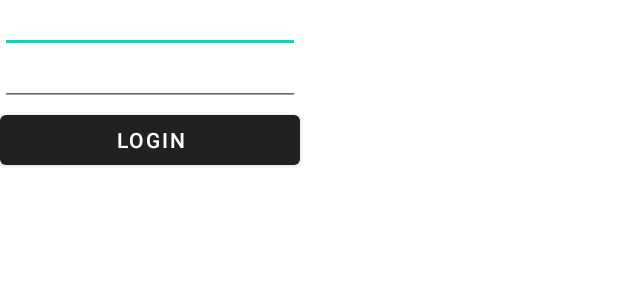
After one commit to mmemon21/FitnessApp, an Android app: the layout activity_login.xml on its own in the app's theme, with its tools: preview values and no code run, on a phone screen of 412 x 824 dp. The commit adds this screen. Shown: the top 300 px of the screen. Run offline under Robolectric (Android 15) with nearby library versions, the phone set to English and light mode, and no system bars; Roboto replaces fonts that are not available here.

Commit message:
Added Login Activity

```diff
--- /dev/null
+++ b/app/src/main/res/layout/activity_login.xml
@@ -0,0 +1,37 @@
+<?xml version="1.0" encoding="utf-8"?>
+<androidx.constraintlayout.widget.ConstraintLayout
+    xmlns:android="http://schemas.android.com/apk/res/android"
+    xmlns:app="http://schemas.android.com/apk/res-auto"
+    xmlns:tools="http://schemas.android.com/tools"
+    android:layout_width="match_parent"
+    android:layout_height="match_parent"
+    android:onClick="login"
+    tools:context=".LoginActivity"
+    tools:ignore="OnClick">
+
+
+    <EditText
+        android:id ="@+id/et_UserNameLogin"
+        android:layout_width="200dp"
+        android:layout_height="35dp"
+        app:layout_constraintStart_toStartOf="parent"
+        app:layout_constraintTop_toTopOf="parent"/>
+
+    <EditText
+        android:id ="@+id/et_PasswordLogin"
+        android:layout_width="200dp"
+        android:layout_height="35dp"
+        app:layout_constraintStart_toStartOf="parent"
+        app:layout_constraintTop_toBottomOf="@+id/et_UserNameLogin"/>
+
+
+    <Button
+        android:id ="@+id/bt_Login"
+        android:layout_width="200dp"
+        android:layout_height="45dp"
+        android:onClick="login"
+        android:text = "Login"
+        app:layout_constraintStart_toStartOf="parent"
+        app:layout_constraintTop_toBottomOf="@+id/et_PasswordLogin"/>
+
+</androidx.constraintlayout.widget.ConstraintLayout>
```
Also changed, not shown: app/src/main/java/com/example/fitnessproject3fall/LoginActivity.java (added, +69 -0 lines), app/src/main/java/com/example/fitnessproject3fall/RegisterActivity.java (+1 -11 lines), app/src/main/res/layout/activity_register.xml (+2 -7 lines).
